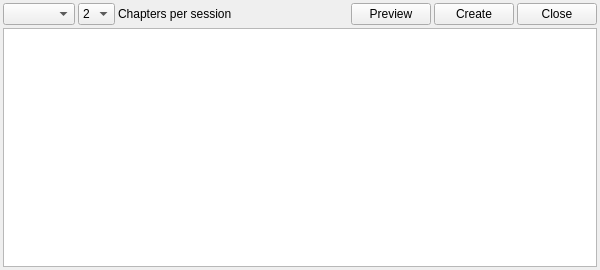
Anchorm/SoulAnchor, file roster.ui: the form before one commit.
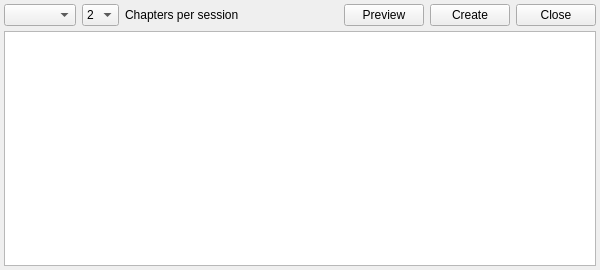
The form after the commit. Icons and pictures are not drawn.

Diff of the .ui file:
```diff
--- a/roster.ui
+++ b/roster.ui
@@ -25,19 +25,22 @@
   </property>
   <layout class="QGridLayout" name="gridLayout">
    <property name="leftMargin">
-    <number>3</number>
+    <number>4</number>
    </property>
    <property name="topMargin">
-    <number>3</number>
+    <number>4</number>
    </property>
    <property name="rightMargin">
-    <number>3</number>
+    <number>4</number>
    </property>
    <property name="bottomMargin">
-    <number>3</number>
+    <number>4</number>
    </property>
-   <property name="spacing">
-    <number>3</number>
+   <property name="horizontalSpacing">
+    <number>6</number>
+   </property>
+   <property name="verticalSpacing">
+    <number>5</number>
    </property>
    <item row="0" column="0">
     <widget class="QComboBox" name="cb_what"/>
@@ -119,10 +122,13 @@
       <bool>true</bool>
      </property>
      <property name="html">
-      <string>&lt;!DOCTYPE HTML PUBLIC &quot;-//W3C//DTD HTML 4.0//EN&quot; &quot;http://www.w3.org/TR/REC-html40/strict.dtd&quot;&gt;
-&lt;html&gt;&lt;head&gt;&lt;meta name=&quot;qrichtext&quot; content=&quot;1&quot; /&gt;&lt;style type=&quot;text/css&quot;&gt;
+      <string notr="true">&lt;!DOCTYPE HTML PUBLIC &quot;-//W3C//DTD HTML 4.0//EN&quot; &quot;http://www.w3.org/TR/REC-html40/strict.dtd&quot;&gt;
+&lt;html&gt;&lt;head&gt;&lt;meta name=&quot;qrichtext&quot; content=&quot;1&quot; /&gt;&lt;meta charset=&quot;utf-8&quot; /&gt;&lt;style type=&quot;text/css&quot;&gt;
 p, li { white-space: pre-wrap; }
-&lt;/style&gt;&lt;/head&gt;&lt;body style=&quot; font-family:'Bitstream Vera Sans'; font-size:11pt; font-weight:400; font-style:normal;&quot;&gt;
+hr { height: 1px; border-width: 0; }
+li.unchecked::marker { content: &quot;\2610&quot;; }
+li.checked::marker { content: &quot;\2612&quot;; }
+&lt;/style&gt;&lt;/head&gt;&lt;body style=&quot; font-family:'Bitstream Vera Sans'; font-size:12pt; font-weight:400; font-style:normal;&quot;&gt;
 &lt;p style=&quot;-qt-paragraph-type:empty; margin-top:0px; margin-bottom:0px; margin-left:0px; margin-right:0px; -qt-block-indent:0; text-indent:0px;&quot;&gt;&lt;br /&gt;&lt;/p&gt;&lt;/body&gt;&lt;/html&gt;</string>
      </property>
     </widget>
```
Left out of the diff: 7 changed lines with no effect on the pictures.
